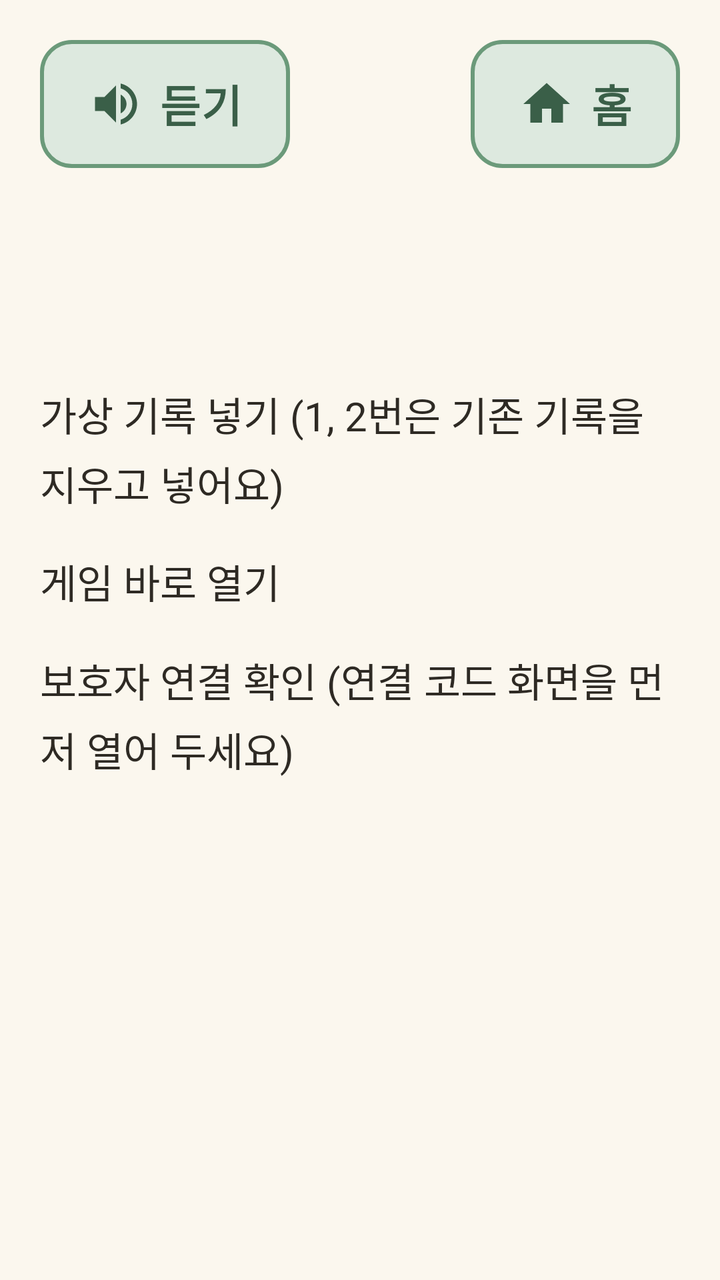
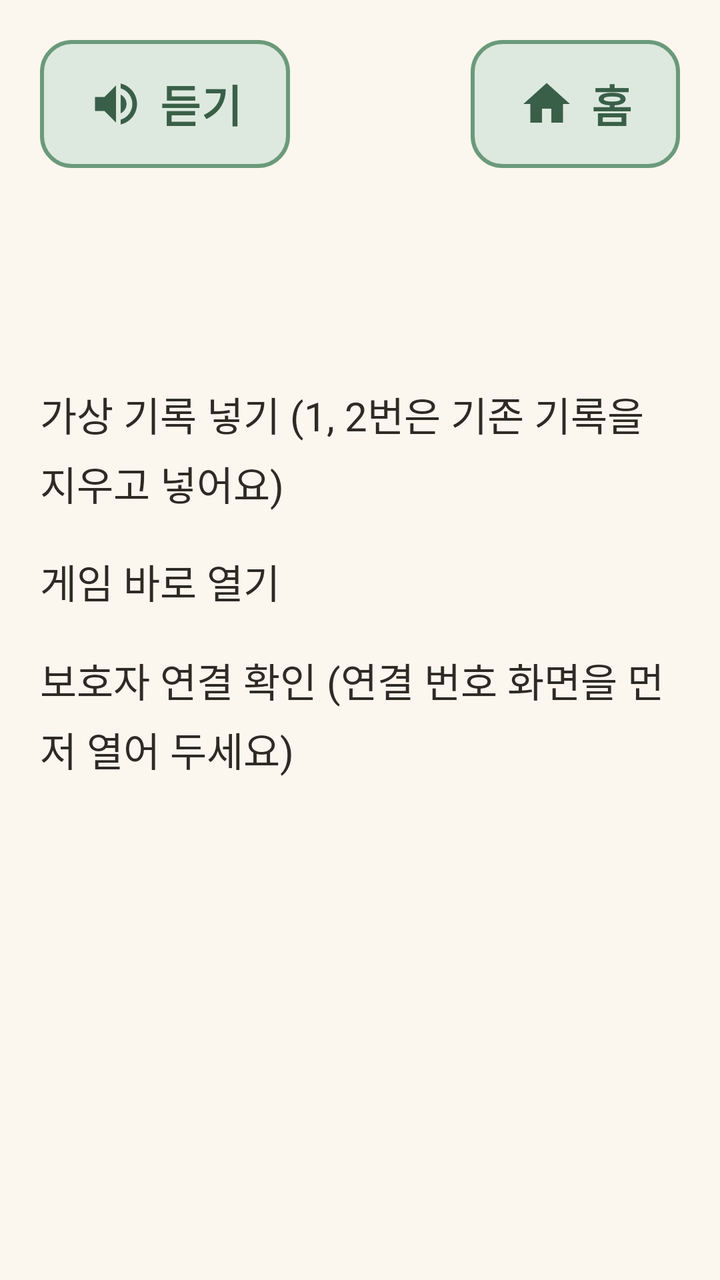

The first picture is an Android layout as it rendered before a commit; the second is the same layout after the commit. The layout source and the unified diff follow.
<!-- AndroidManifest.xml: another module's application theme Theme.Dorawing -->
<!-- res/layout/activity_debug.xml -->
<?xml version="1.0" encoding="utf-8"?>
<LinearLayout xmlns:android="http://schemas.android.com/apk/res/android"
    android:layout_width="match_parent"
    android:layout_height="match_parent"
    android:orientation="vertical"
    android:padding="@dimen/screen_padding">

    <include
        android:id="@+id/topBar"
        layout="@layout/view_top_bar" />

    <ScrollView
        android:layout_width="match_parent"
        android:layout_height="0dp"
        android:layout_weight="1">

        <LinearLayout
            android:layout_width="match_parent"
            android:layout_height="wrap_content"
            android:orientation="vertical">

            <TextView
                android:id="@+id/tvStatus"
                style="@style/Text.Sub"
                android:layout_width="match_parent"
                android:layout_height="wrap_content"
                android:layout_marginTop="@dimen/gap" />

            <TextView
                android:layout_width="match_parent"
                android:layout_height="wrap_content"
                android:layout_marginTop="@dimen/screen_padding"
                android:text="가상 기록 넣기 (1, 2번은 기존 기록을 지우고 넣어요)" />

            <LinearLayout
                android:id="@+id/scenarioList"
                android:layout_width="match_parent"
                android:layout_height="wrap_content"
                android:orientation="vertical" />

            <TextView
                android:layout_width="match_parent"
                android:layout_height="wrap_content"
                android:layout_marginTop="@dimen/screen_padding"
                android:text="게임 바로 열기" />

            <LinearLayout
                android:id="@+id/gameList"
                android:layout_width="match_parent"
                android:layout_height="wrap_content"
                android:orientation="vertical" />

            <TextView
                android:layout_width="match_parent"
                android:layout_height="wrap_content"
                android:layout_marginTop="@dimen/screen_padding"
                android:text="보호자 연결 확인 (연결 코드 화면을 먼저 열어 두세요)" />

            <LinearLayout
                android:id="@+id/guardianList"
                android:layout_width="match_parent"
                android:layout_height="wrap_content"
                android:orientation="vertical" />
        </LinearLayout>
    </ScrollView>
</LinearLayout>
<!-- res/layout/view_top_bar.xml (included above) -->
<?xml version="1.0" encoding="utf-8"?>
<LinearLayout xmlns:android="http://schemas.android.com/apk/res/android"
    xmlns:app="http://schemas.android.com/apk/res-auto"
    android:layout_width="match_parent"
    android:layout_height="wrap_content"
    android:orientation="vertical">

    <LinearLayout
        android:layout_width="match_parent"
        android:layout_height="wrap_content"
        android:gravity="center_vertical"
        android:orientation="horizontal">

        <com.google.android.material.button.MaterialButton
            android:id="@+id/btnSpeak"
            style="@style/Button.Secondary"
            android:layout_width="wrap_content"
            android:layout_height="wrap_content"
            android:text="@string/top_speak"
            app:icon="@drawable/ic_speaker" />

        <Space
            android:layout_width="0dp"
            android:layout_height="0dp"
            android:layout_weight="1" />

        <com.google.android.material.button.MaterialButton
            android:id="@+id/btnHome"
            style="@style/Button.Secondary"
            android:layout_width="wrap_content"
            android:layout_height="wrap_content"
            android:text="@string/top_home"
            app:icon="@drawable/ic_home" />
    </LinearLayout>

    <TextView
        android:id="@+id/tvTitle"
        style="@style/Text.Title"
        android:layout_width="match_parent"
        android:layout_height="wrap_content"
        android:layout_marginTop="@dimen/gap" />
</LinearLayout>
<!-- resources referenced by this layout -->
<resources>
  <dimen name="gap">12dp</dimen>
  <dimen name="screen_padding">20dp</dimen>
  <!-- drawable ic_home (drawable) -->
  <vector xmlns:android="http://schemas.android.com/apk/res/android"
      android:width="24dp"
      android:height="24dp"
      android:viewportWidth="24"
      android:viewportHeight="24">
      <path
          android:fillColor="#FF000000"
          android:pathData="M10,20v-6h4v6h5v-8h3L12,3 2,12h3v8z" />
  </vector>
  <string name="top_home">홈</string>
  <string name="top_speak">듣기</string>
  <style name="Button.Secondary" parent="Button.Primary">
          <item name="backgroundTint">@color/green_light</item>
          <item name="android:textColor">@color/green_dark</item>
          <item name="iconTint">@color/green_dark</item>
          <item name="strokeColor">@color/green_mid</item>
          <item name="strokeWidth">@dimen/button_stroke</item>
      </style>
  <style name="Text.Sub" parent="Text.Body">
          <item name="android:textColor">@color/text_sub</item>
      </style>
  <style name="Text.Title" parent="Text.Body">
          <item name="android:textSize">@dimen/text_title</item>
          <item name="android:textStyle">bold</item>
          <item name="android:textColor">@color/green_dark</item>
      </style>
  <color name="green_light">#DDE9DF</color>
  <color name="green_dark">#3A5F48</color>
  <color name="green_mid">#6B9A7A</color>
  <dimen name="button_stroke">2dp</dimen>
  <style name="Text.Body" parent="Widget.MaterialComponents.TextView">
          <item name="android:textSize">@dimen/text_body</item>
          <item name="android:lineBreakWordStyle" tools:targetApi="33">phrase</item>
          <item name="android:textColor">@color/text_main</item>
          <item name="android:lineSpacingMultiplier">1.2</item>
      </style>
  <color name="text_sub">#8A8073</color>
  <dimen name="text_title">28sp</dimen>
  <color name="white">#FFFFFFFF</color>
  <color name="coral_dark">#C85A41</color>
  <color name="cream">#FBF7EE</color>
  <color name="text_main">#2E2A24</color>
  <style name="ThemeOverlay.Dorawing.Dialog" parent="ThemeOverlay.Material3.MaterialAlertDialog">
          <item name="materialAlertDialogTitleTextStyle">@style/Dialog.Title</item>
          <item name="materialAlertDialogBodyTextStyle">@style/Dialog.Body</item>
          <item name="buttonBarPositiveButtonStyle">@style/Dialog.Button</item>
          
          <item name="buttonBarNegativeButtonStyle">@style/Dialog.Button.Keep</item>
      </style>
  <dimen name="button_height">64dp</dimen>
  <dimen name="text_button">22sp</dimen>
  <dimen name="corner">16dp</dimen>
  <dimen name="icon_size">28dp</dimen>
  <dimen name="text_body">20sp</dimen>
  <style name="Dialog.Title" parent="MaterialAlertDialog.Material3.Title.Text">
          <item name="android:textSize">@dimen/text_title</item>
          <item name="android:textStyle">bold</item>
          <item name="android:textColor">@color/green_dark</item>
      </style>
  <style name="Dialog.Body" parent="MaterialAlertDialog.Material3.Body.Text">
          <item name="android:textSize">@dimen/text_body</item>
          <item name="android:lineBreakWordStyle" tools:targetApi="33">phrase</item>
          <item name="android:textColor">@color/text_main</item>
      </style>
  <style name="Dialog.Button" parent="Widget.Material3.Button.TextButton.Dialog">
          <item name="android:textSize">@dimen/text_button</item>
          <item name="android:minHeight">@dimen/button_height</item>
          <item name="android:textColor">@color/green_dark</item>
      </style>
  <style name="Dialog.Button.Keep" parent="Widget.Material3.Button">
          <item name="android:textSize">@dimen/text_button</item>
          <item name="android:textStyle">bold</item>
          <item name="android:minHeight">@dimen/button_height</item>
          <item name="cornerRadius">@dimen/corner</item>
          <item name="backgroundTint">@color/green_dark</item>
          <item name="android:textColor">@color/white</item>
      </style>
  <!-- unchanged entries left out for length: 3 -->
</resources>

<!-- the commit's change to res/layout/activity_debug.xml (unified diff, before → after) -->
@@ -54,7 +54,7 @@
                 android:layout_width="match_parent"
                 android:layout_height="wrap_content"
                 android:layout_marginTop="@dimen/screen_padding"
-                android:text="보호자 연결 확인 (연결 코드 화면을 먼저 열어 두세요)" />
+                android:text="보호자 연결 확인 (연결 번호 화면을 먼저 열어 두세요)" />
 
             <LinearLayout
                 android:id="@+id/guardianList"
